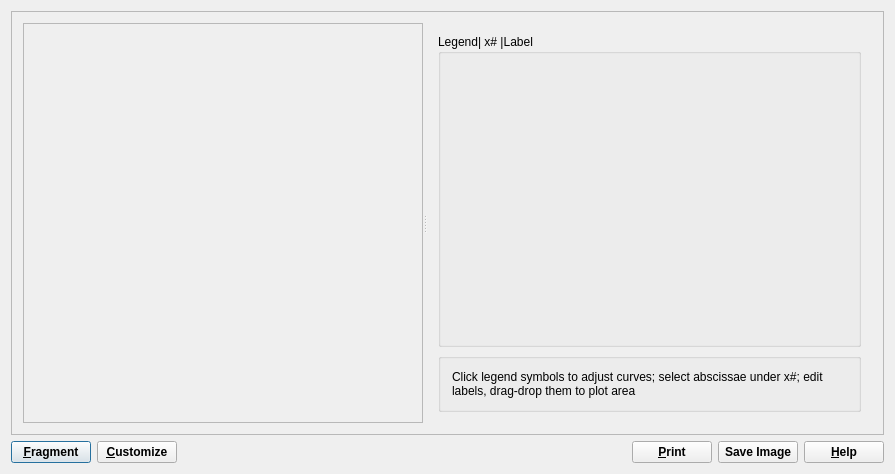
The window that gfshell2/dialogs/GraphDialog4.ui (gemshub/gemsfits) describes before a commit, drawn with Qt 5.
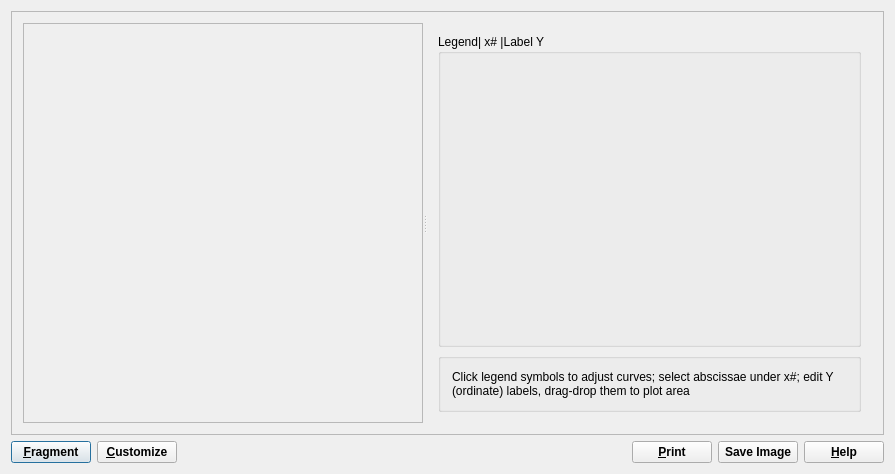
The same window after the commit.

Diff of the .ui file:
```diff
--- a/gfshell2/dialogs/GraphDialog4.ui
+++ b/gfshell2/dialogs/GraphDialog4.ui
@@ -93,7 +93,7 @@
              </sizepolicy>
             </property>
             <property name="title">
-             <string>Legend| x# |Label </string>
+             <string>Legend| x# |Label Y </string>
             </property>
             <layout class="QVBoxLayout" name="verticalLayout"/>
            </widget>
@@ -119,7 +119,7 @@
                 </sizepolicy>
                </property>
                <property name="text">
-                <string>Click legend symbols to adjust curves; select abscissae under x#; edit labels, drag-drop them to plot area</string>
+                <string>Click legend symbols to adjust curves; select abscissae under x#; edit Y (ordinate) labels, drag-drop them to plot area</string>
                </property>
                <property name="alignment">
                 <set>Qt::AlignVCenter</set>
```
